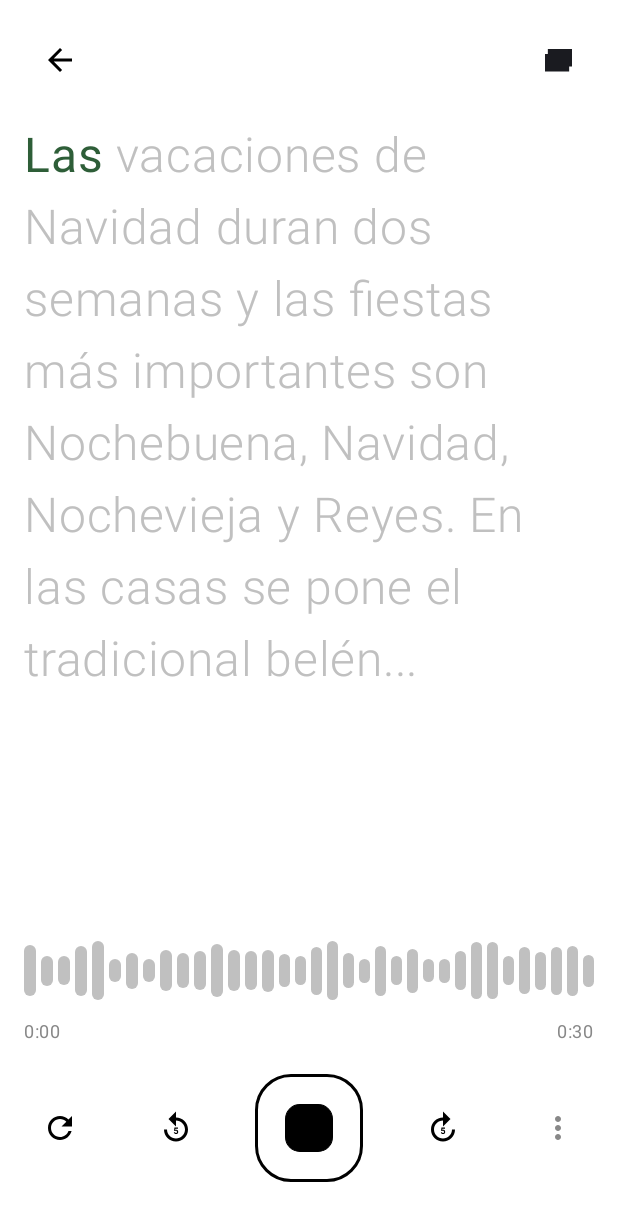
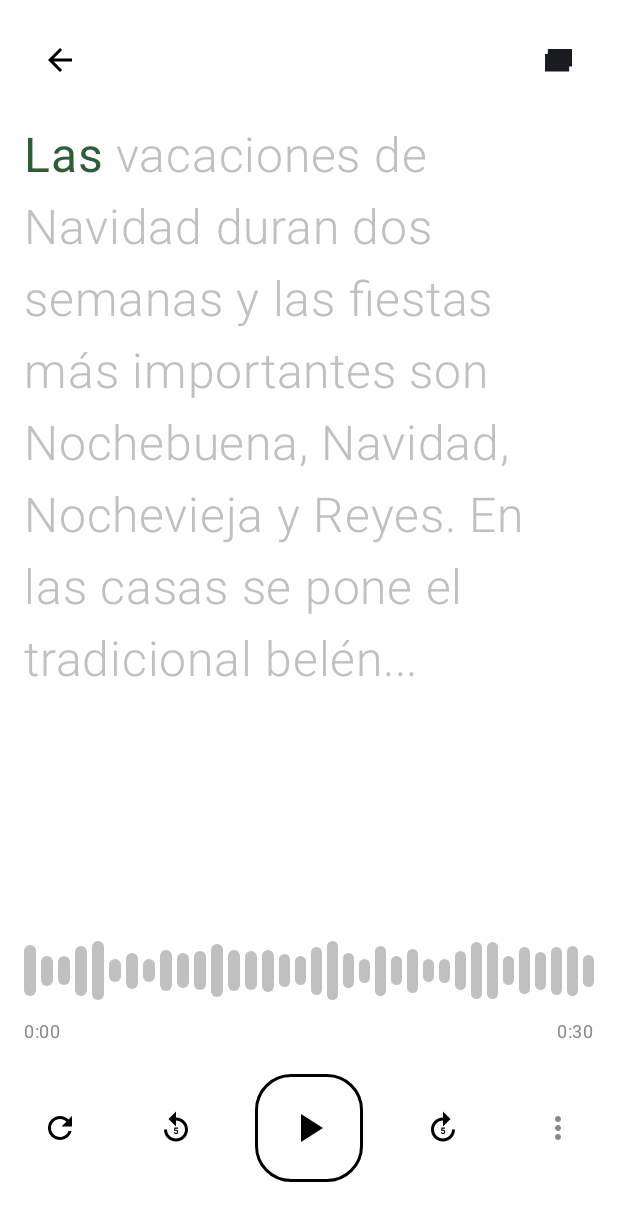
Before and after one commit to landing2/Lingonary_, an Android app built with Jetpack Compose: the composable PlayerScreen called with sample values from the repository, on a phone screen of 412 x 824 dp. Shown: the top 1221 px of the screen. Run offline under Robolectric (Android 15) with nearby library versions, the phone set to English and light mode, and no system bars.

Commit message:
podcast page responsive play/pause butotn icon

```diff
--- a/app/src/main/java/com/example/lingonary_/PlayerScreen.kt
+++ b/app/src/main/java/com/example/lingonary_/PlayerScreen.kt
@@ -19,6 +19,8 @@
 import androidx.compose.material.icons.filled.Favorite
 import androidx.compose.material.icons.filled.Forward5
 import androidx.compose.material.icons.filled.MoreVert
+import androidx.compose.material.icons.filled.Pause
+import androidx.compose.material.icons.filled.PlayArrow
 import androidx.compose.material.icons.filled.Refresh
 import androidx.compose.material.icons.filled.Replay5
 import androidx.compose.material3.*
@@ -27,6 +29,7 @@
 import androidx.compose.ui.Modifier
 import androidx.compose.ui.draw.clip
 import androidx.compose.ui.graphics.Color
+import androidx.compose.ui.graphics.vector.ImageVector
 import androidx.compose.ui.input.pointer.pointerInput
 import androidx.compose.ui.layout.onSizeChanged
 import androidx.compose.ui.platform.LocalContext
@@ -41,6 +44,7 @@
 import com.example.lingonary_.ui.theme.TextBlack
 import kotlinx.coroutines.delay
 import kotlin.random.Random
+
 
 val LingoGreen = Color(0xFF2E5E38)
 val LingoGrey = Color(0xFFC0C0C0)
@@ -243,7 +247,8 @@
                             }
                     ) {
                         Icon(
-                            painterResource(if (isPlaying) R.drawable.ic_stop else R.drawable.ic_play_),
+                            imageVector = if (isPlaying) Icons.Filled.Pause else Icons.Filled.PlayArrow,
+//                            painterResource(if (isPlaying) R.drawable.ic_stop else R.drawable.ic_play_),
                             if (isPlaying) "Stop" else "Play",
                             Modifier.size(32.dp),
                             tint = Color.Black
```
